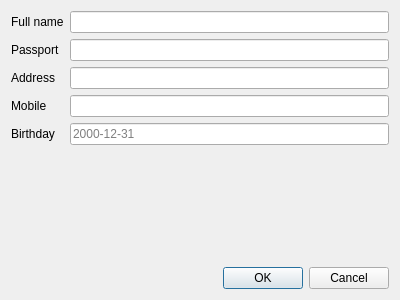
neshchereto/Library_management, file registrationdialog.ui: the form before one commit.
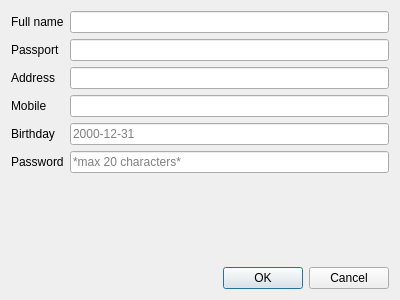
The form after the commit.

Commit message: Password for reader account added.

```diff
--- a/registrationdialog.ui
+++ b/registrationdialog.ui
@@ -70,6 +70,26 @@
        </property>
       </widget>
      </item>
+     <item row="5" column="1">
+      <widget class="QLineEdit" name="passwordLineEdit">
+       <property name="maxLength">
+        <number>20</number>
+       </property>
+       <property name="echoMode">
+        <enum>QLineEdit::Password</enum>
+       </property>
+       <property name="placeholderText">
+        <string>*max 20 characters*</string>
+       </property>
+      </widget>
+     </item>
+     <item row="5" column="0">
+      <widget class="QLabel" name="label_6">
+       <property name="text">
+        <string>Password</string>
+       </property>
+      </widget>
+     </item>
     </layout>
    </item>
    <item>
```
The commit also changes 17 other files.
